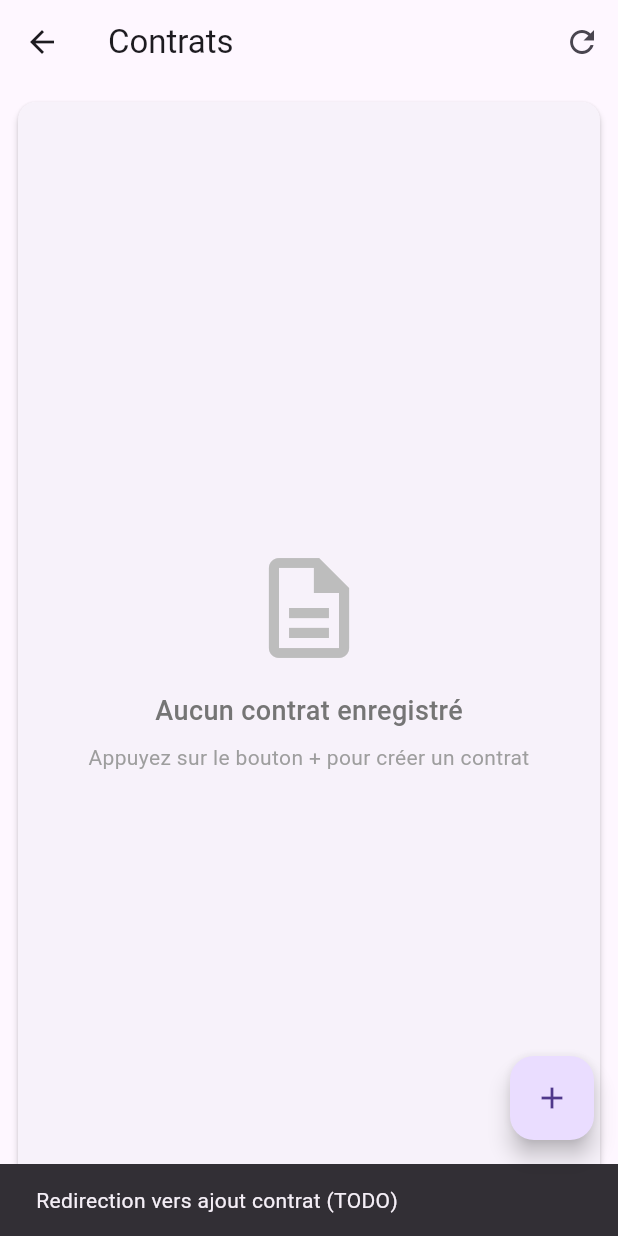
After one commit to Yann647/test_gimmo_2, a Flutter app: the ContratListScreen screen opened directly, after a tap on the "add" icon, on a phone screen of 412 x 824 dp. The commit adds this screen. Run offline on Flutter 3.47's test engine with Material 3 defaults, Android fonts, the phone set to English and light mode, and no system bars; our stand-ins replace shared_preferences; accounts and stored records are empty; network calls fail.

Commit message:
update dev

```diff
--- a/lib/api_auth.dart
+++ b/lib/api_auth.dart
@@ -2,7 +2,7 @@ import 'dart:convert';
 
 import 'package:test_gimmo_2/api_client.dart';
 import 'package:test_gimmo_2/api_errors.dart';
-import 'package:test_gimmo_2/user.dart';
+import 'package:test_gimmo_2/models/user.dart';
 
 class ApiAuth {
   // INSCRIPTION
--- a/lib/main.dart
+++ b/lib/main.dart
@@ -1,9 +1,9 @@
 import 'package:flutter/material.dart';
-import 'package:test_gimmo_2/homescreen.dart';
-import 'package:test_gimmo_2/loginscreen.dart';
+import 'package:test_gimmo_2/screens/homescreen.dart';
+import 'package:test_gimmo_2/screens/loginscreen.dart';
 import 'package:test_gimmo_2/storage.dart';
 
-import 'signupscreen.dart';
+import 'screens/signupscreen.dart';
 
 void main() async {
   WidgetsFlutterBinding.ensureInitialized();
--- a/lib/contrat.dart
+++ b/lib/models/contrat.dart
@@ -1,3 +1,6 @@
+import 'package:test_gimmo_2/models/propriete.dart';
+import 'package:test_gimmo_2/models/user.dart';
+
 enum ContratType { LOCATION, VENTE, BAIL }
 
 class Contrat {
@@ -5,14 +8,18 @@ class Contrat {
   final DateTime datedebut;
   final DateTime datefin;
   final double montant;
-  final ContratType typecontat;
+  final ContratType typecontrat;
+  final Propriete propriete;
+  final User client;
 
   const Contrat({
     required this.id,
     required this.datedebut,
     required this.datefin,
     required this.montant,
-    required this.typecontat,
+    required this.typecontrat,
+    required this.propriete,
+    required this.client,
   });
 
   factory Contrat.fromJson(Map<String, dynamic> json) {
@@ -21,7 +28,9 @@ class Contrat {
       datedebut: json['datedebut'],
       datefin: json['datefin'],
       montant: json['montant'],
-      typecontat: json['typecontat'],
+      typecontrat: json['typecontrat'],
+      propriete: json['propriete'],
+      client: json['client'],
     );
   }
 
@@ -31,7 +40,9 @@ class Contrat {
       'datedebut': datedebut,
       'datefin': datefin,
       'montant': montant,
-      'typecontat': typecontat.name,
+      'typecontrat': typecontrat.name,
+      'propriete': propriete.toJson(),
+      'client': client.toJson(),
     };
   }
 }
--- a/lib/addcontratscreen.dart
+++ b/lib/screens/addcontratscreen.dart
@@ -1,4 +1,4 @@
-/* import 'package:flutter/material.dart';
+import 'package:flutter/material.dart';
 import 'package:test_gimmo_2/api_client.dart';
 import 'package:test_gimmo_2/api_errors.dart';
 
@@ -284,4 +284,3 @@ class _AddContratScreenState extends State<AddContratScreen> {
     );
   }
 }
- */
--- /dev/null
+++ b/lib/screens/contratlistscreen.dart
@@ -0,0 +1,255 @@
+import 'package:flutter/material.dart';
+import 'package:test_gimmo_2/api_client.dart';
+import 'package:test_gimmo_2/api_errors.dart';
+import 'package:test_gimmo_2/models/contrat.dart';
+import 'dart:convert';
+
+class ContratListScreen extends StatefulWidget {
+  const ContratListScreen({super.key});
+
+  @override
+  State<ContratListScreen> createState() => _ContratListScreenState();
+}
+
+class _ContratListScreenState extends State<ContratListScreen> {
+  List<Contrat> _contrats = [];
+  bool _isLoading = true;
+  String? _errorMessage;
+
+  @override
+  void initState() {
+    super.initState();
+    _fetchContrats();
+  }
+
+  Future<void> _fetchContrats() async {
+    setState(() {
+      _isLoading = true;
+      _errorMessage = null;
+    });
+
+    try {
+      final response = await ApiClient.get('/contrats');
+      if (response.statusCode == 200) {
+        final List<dynamic> data = jsonDecode(response.body);
+        setState(() {
+          _contrats = data.map((e) => Contrat.fromJson(e)).toList();
+        });
+      } else {
+        setState(() => _errorMessage = extractErrorMessage(response));
+      }
+    } catch (_) {
+      setState(() => _errorMessage = 'Erreur réseau');
+    } finally {
+      setState(() => _isLoading = false);
+    }
+  }
+
+  void _addContrat() {
+    // Navigation vers l'écran d'ajout
+    ScaffoldMessenger.of(context).showSnackBar(
+      const SnackBar(content: Text('Redirection vers ajout contrat (TODO)')),
+    );
+  }
+
+  void _editContrat(int id) {
+    // TODO: édition
+  }
+
+  void _deleteContrat(int id) {
+    // TODO: suppression avec confirmation
+  }
+
+  @override
+  Widget build(BuildContext context) {
+    final isMobile = MediaQuery.of(context).size.width < 600;
+
+    return Scaffold(
+      appBar: AppBar(
+        title: const Text('Contrats'),
+        actions: [
+          IconButton(
+            icon: const Icon(Icons.refresh),
+            onPressed: _fetchContrats,
+            tooltip: 'Rafraîchir',
+          ),
+          if (!isMobile) // Bouton d'ajout dans l'AppBar pour les grands écrans
+            IconButton(
+              icon: const Icon(Icons.add),
+              onPressed: _addContrat,
+              tooltip: 'Ajouter',
+            ),
+        ],
+      ),
+      body: Padding(
+        padding: EdgeInsets.all(isMobile ? 8.0 : 16.0),
+        child: Card(
+          elevation: 2,
+          child: _isLoading
+              ? const Center(child: CircularProgressIndicator())
+              : _contrats.isEmpty
+                  ? _buildEmptyState(isMobile)
+                  : isMobile
+                      ? _buildMobileList()
+                      : _buildTabletDesktopList(),
+        ),
+      ),
+      floatingActionButton: isMobile
+          ? FloatingActionButton(
+              onPressed: _addContrat,
+              child: const Icon(Icons.add),
+            )
+          : null,
+    );
+  }
+
+  Widget _buildEmptyState(bool isMobile) {
+    return Center(
+      child: Padding(
+        padding: const EdgeInsets.all(32.0),
+        child: Column(
+          mainAxisAlignment: MainAxisAlignment.center,
+          children: [
+            Icon(
+              Icons.description_outlined,
+              size: isMobile ? 80 : 120,
+              color: Colors.grey.shade400,
+            ),
+            const SizedBox(height: 16),
+            Text(
+              'Aucun contrat enregistré',
+              style: TextStyle(
+                fontSize: isMobile ? 18 : 22,
+                fontWeight: FontWeight.w500,
+                color: Colors.grey.shade600,
+              ),
+            ),
+            const SizedBox(height: 8),
+            Text(
+              'Appuyez sur le bouton + pour créer un contrat',
+              style: TextStyle(
+                fontSize: isMobile ? 14 : 16,
+                color: Colors.grey.shade500,
+              ),
+              textAlign: TextAlign.center,
+            ),
+          ],
+        ),
+      ),
+    );
+  }
+
+  Widget _buildMobileList() {
+    return ListView.builder(
+      padding: const EdgeInsets.all(8),
+      itemCount: _contrats.length,
+      itemBuilder: (context, index) {
+        final contrat = _contrats[index];
+        return Card(
+          margin: const EdgeInsets.symmetric(vertical: 4, horizontal: 0),
+          child: ListTile(
+            leading: CircleAvatar(
+              backgroundColor: Colors.blue.shade100,
+              child: Text(
+                contrat.typecontrat.name.substring(0, 1).toUpperCase(),
+                style: const TextStyle(fontWeight: FontWeight.bold),
+              ),
+            ),
+            title: Text(
+              '${contrat.typecontrat} - ${contrat.montant} FCFA',
+              style: const TextStyle(fontWeight: FontWeight.w500),
+            ),
+            subtitle: Column(
+              crossAxisAlignment: CrossAxisAlignment.start,
+              children: [
+                const SizedBox(height: 4),
+                Text('📅 ${contrat.datedebut.toString().split(' ')[0]}'),
+                Text('🏠 ${contrat.propriete.adresse}'),
+                Text('👤 ${contrat.client}'),
+              ],
+            ),
+            trailing: Row(
+              mainAxisSize: MainAxisSize.min,
+              children: [
+                IconButton(
+                  icon: const Icon(Icons.edit, color: Colors.blue, size: 20),
+                  onPressed: () => _editContrat(contrat.id),
+                ),
+                IconButton(
+                  icon: const Icon(Icons.delete, color: Colors.red, size: 20),
+                  onPressed: () => _deleteContrat(contrat.id),
+                ),
+              ],
+            ),
+            isThreeLine: true,
+          ),
+        );
+      },
+    );
+  }
+
+  Widget _buildTabletDesktopList() {
+    return SingleChildScrollView(
+      scrollDirection: Axis.vertical,
+      child: SingleChildScrollView(
+        scrollDirection: Axis.horizontal,
+        child: Padding(
+          padding: const EdgeInsets.all(16.0),
+          child: DataTable(
+            headingRowColor: MaterialStateProperty.all(Colors.grey.shade200),
+            columns: const [
+              DataColumn(
+                  label:
+                      Text('#', style: TextStyle(fontWeight: FontWeight.bold))),
+              DataColumn(
+                  label: Text('Type',
+                      style: TextStyle(fontWeight: FontWeight.bold))),
+              DataColumn(
+                  label: Text('Date',
+                      style: TextStyle(fontWeight: FontWeight.bold))),
+              DataColumn(
+                  label: Text('Montant',
+                      style: TextStyle(fontWeight: FontWeight.bold))),
+              DataColumn(
+                  label: Text('Propriété',
+                      style: TextStyle(fontWeight: FontWeight.bold))),
+              DataColumn(
+                  label: Text('Client',
+                      style: TextStyle(fontWeight: FontWeight.bold))),
+              DataColumn(
+                  label: Text('Actions',
+                      style: TextStyle(fontWeight: FontWeight.bold))),
+            ],
+            rows: _contrats.map((contrat) {
+              return DataRow(
+                cells: [
+                  DataCell(Text('${contrat.id}')),
+                  DataCell(Text(contrat.typecontrat.name)),
+                  DataCell(Text(contrat.datedebut.toString().split(' ')[0])),
+                  DataCell(Text('${contrat.montant} FCFA')),
+                  DataCell(Text(contrat.propriete.adresse)),
+                  DataCell(
+                      Text('${contrat.client.nom} ${contrat.client.prenom}')),
+                  DataCell(Row(
+                    children: [
+                      IconButton(
+                        icon: const Icon(Icons.edit, color: Colors.blue),
+                        onPressed: () => _editContrat(contrat.id),
+                        tooltip: 'Modifier',
+                      ),
+                      IconButton(
+                        icon: const Icon(Icons.delete, color: Colors.red),
+                        onPressed: () => _deleteContrat(contrat.id),
+                        tooltip: 'Supprimer',
+                      ),
+                    ],
+                  )),
+                ],
+              );
+            }).toList(),
+          ),
+        ),
+      ),
+    );
+  }
+}
--- a/lib/homescreen.dart
+++ b/lib/screens/homescreen.dart
@@ -1,6 +1,6 @@
 import 'package:flutter/material.dart';
-import 'package:test_gimmo_2/loginscreen.dart';
-import 'package:test_gimmo_2/signupscreen.dart';
+import 'package:test_gimmo_2/screens/loginscreen.dart';
+import 'package:test_gimmo_2/screens/signupscreen.dart';
 import 'package:test_gimmo_2/storage.dart';
 
 class HomeScreen extends StatefulWidget {
--- a/lib/loginscreen.dart
+++ b/lib/screens/loginscreen.dart
@@ -1,8 +1,8 @@
 import 'package:flutter/material.dart';
 import 'package:test_gimmo_2/api_client.dart';
-import 'package:test_gimmo_2/homescreen.dart';
+import 'package:test_gimmo_2/screens/homescreen.dart';
 import 'package:test_gimmo_2/storage.dart';
-import 'package:test_gimmo_2/user.dart';
+import 'package:test_gimmo_2/models/user.dart';
 import 'signupscreen.dart';
 import 'dart:convert';
 
--- a/lib/signupscreen.dart
+++ b/lib/screens/signupscreen.dart
@@ -1,8 +1,8 @@
 import 'package:flutter/material.dart';
 import 'package:test_gimmo_2/api_client.dart';
 import 'package:test_gimmo_2/api_errors.dart';
-import 'package:test_gimmo_2/homescreen.dart';
-import 'loginScreen.dart';
+import 'package:test_gimmo_2/screens/homescreen.dart';
+import 'package:test_gimmo_2/screens/loginscreen.dart';
 
 class SignupScreen extends StatefulWidget {
   const SignupScreen({super.key});
```
Also changed, not shown: lib/contratlistscreen.dart (deleted, +0 -255 lines), lib/lien.dart (+4 -4 lines), lib/models/Reservation.dart (renamed from lib/Reservation.dart), lib/models/propriete.dart (renamed from lib/propriete.dart), lib/models/user.dart (renamed from lib/user.dart), 1 other file.
